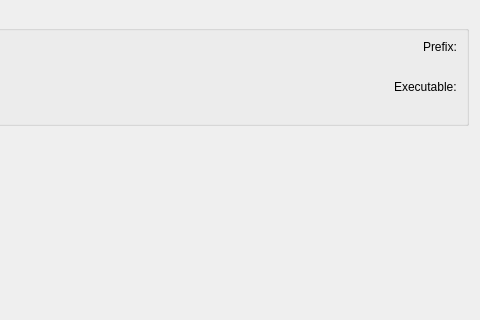
This is rare/ui/components/tabs/settings/linux.ui in RareDevs/Rare as Qt 5 draws it before an edit; both pictures show x 89 to 569 and y 0 to 320 of the 569 by 454 pixel window. The edited form follows.
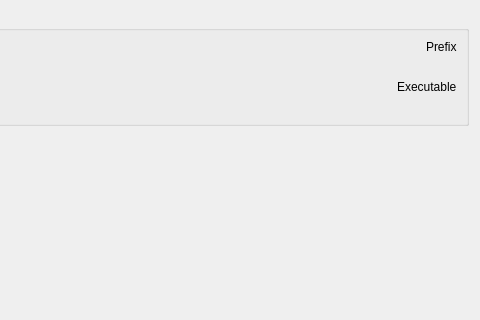
This is the edited form.

```diff
--- a/rare/ui/components/tabs/settings/linux.ui
+++ b/rare/ui/components/tabs/settings/linux.ui
@@ -36,14 +36,14 @@
       <item row="2" column="0" alignment="Qt::AlignRight">
        <widget class="QLabel" name="exec_label">
         <property name="text">
-         <string>Executable:</string>
+         <string>Executable</string>
         </property>
        </widget>
       </item>
       <item row="0" column="0" alignment="Qt::AlignRight">
        <widget class="QLabel" name="prefix_label">
         <property name="text">
-         <string>Prefix:</string>
+         <string>Prefix</string>
         </property>
        </widget>
       </item>
```
